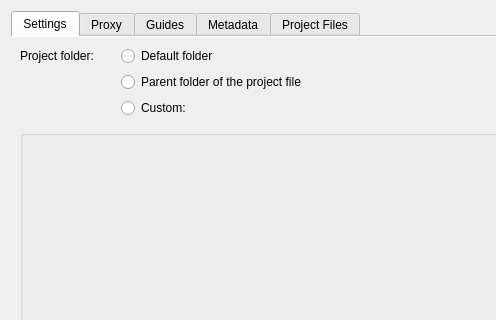
This is src/ui/projectsettings_ui.ui in KDE/kdenlive as Qt 5 draws it before an edit; both pictures show x 0 to 496 and y 0 to 320 of the 614 by 704 pixel window. The edited form follows.
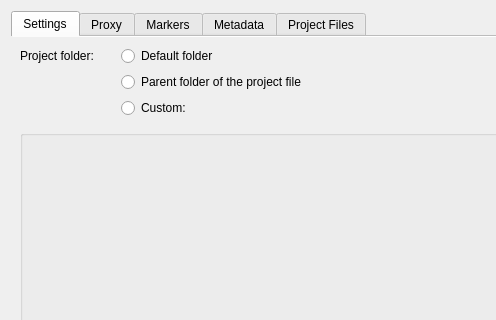
This is the edited form. Icons and pictures are not drawn. Custom widgets are drawn as their Qt base class.

Commit message: Get rid of remaining "Guides" labels

```diff
--- a/src/ui/projectsettings_ui.ui
+++ b/src/ui/projectsettings_ui.ui
@@ -537,7 +537,7 @@
      </widget>
      <widget class="QWidget" name="tab_5">
       <attribute name="title">
-       <string>Guides</string>
+       <string>Markers</string>
       </attribute>
      </widget>
      <widget class="QWidget" name="tab_3">
```
The commit also changes 1 other file.
